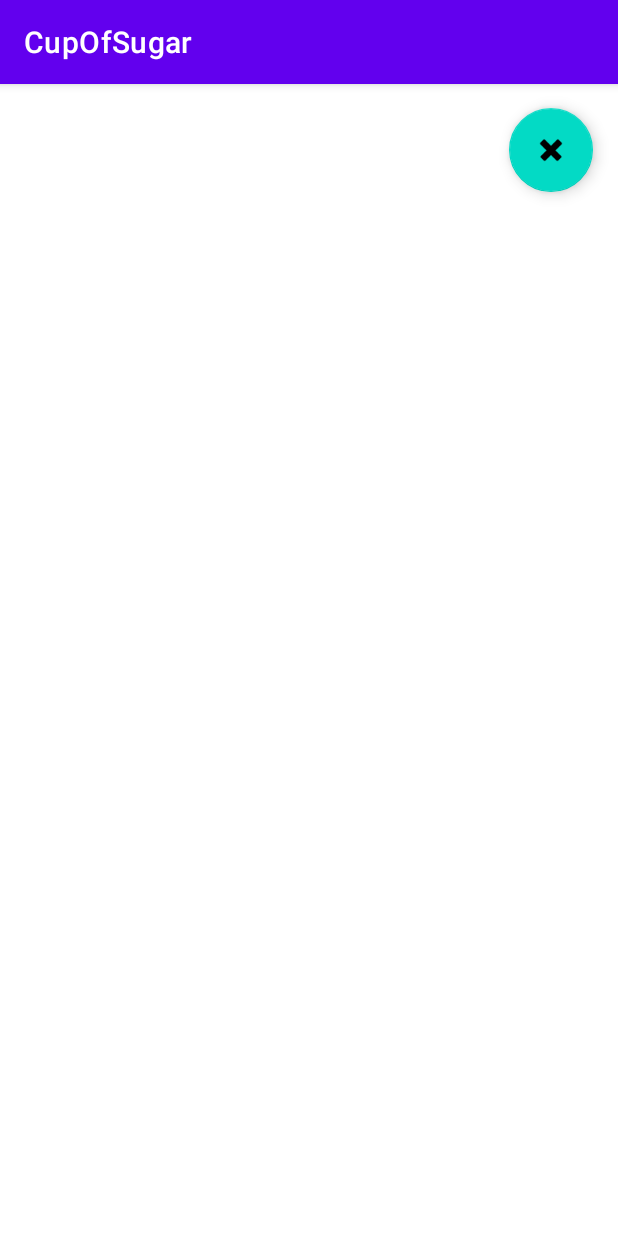
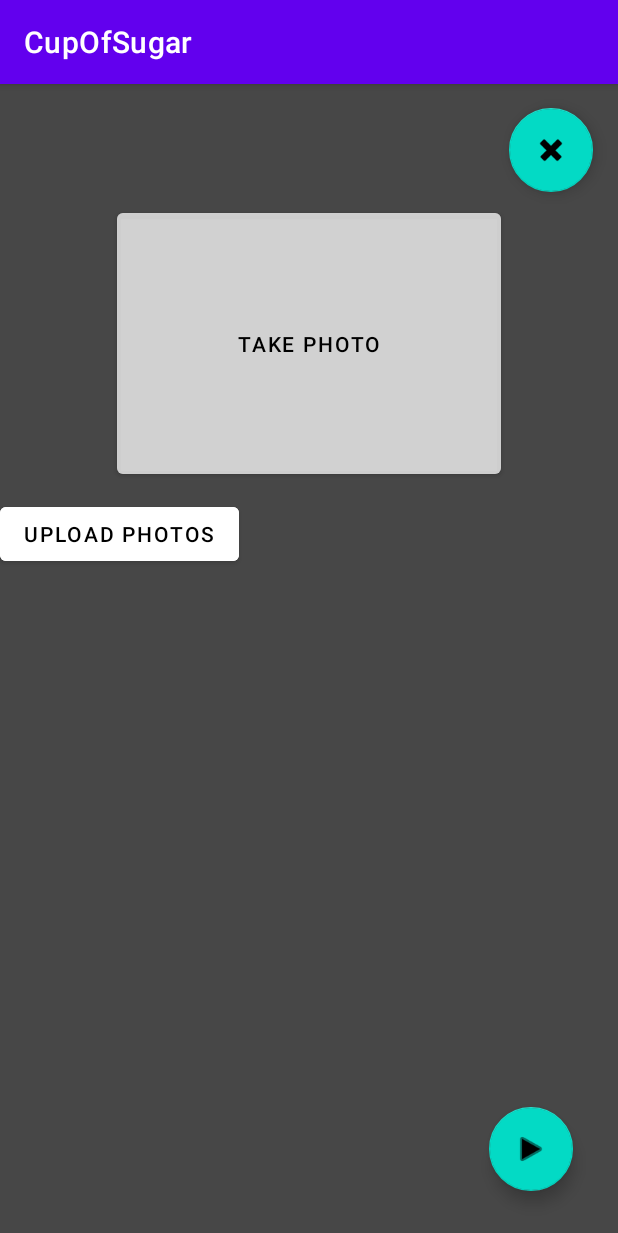
Before and after one commit to sethadre/cup_of_sugar, an Android app: the CreatePostActivity screen opened directly, with no data from a screen before it, on a phone screen of 412 x 824 dp. Shown: the top 1233 px of the screen. Run offline under Robolectric (Android 15) with nearby library versions, the phone set to English and light mode, and no system bars; 1 statement that could not run was skipped.

Commit message:
item post page
created and two buttons added

```diff
--- a/app/src/main/res/layout/activity_create_post.xml
+++ b/app/src/main/res/layout/activity_create_post.xml
@@ -4,6 +4,8 @@
     xmlns:tools="http://schemas.android.com/tools"
     android:layout_width="match_parent"
     android:layout_height="match_parent"
+    android:background="@color/background_grey"
+    android:backgroundTint="@color/background_grey"
     tools:context=".CreatePostActivity">
 
     <com.google.android.material.floatingactionbutton.FloatingActionButton
@@ -18,4 +20,45 @@
         app:layout_constraintTop_toTopOf="parent"
         app:srcCompat="@android:drawable/ic_delete" />
 
+    <Button
+        android:id="@+id/button_upload_photo"
+        android:layout_width="wrap_content"
+        android:layout_height="wrap_content"
+        android:layout_marginTop="10dp"
+        android:backgroundTint="#FFFFFF"
+        android:text="Upload Photos"
+        android:textColor="#000000"
+        app:layout_constraintTop_toBottomOf="@+id/button_take_photo"
+        tools:layout_editor_absoluteX="116dp" />
+
+    <Button
+        android:id="@+id/button_take_photo"
+        android:layout_width="256dp"
+        android:layout_height="186dp"
+        android:layout_marginTop="80dp"
+        android:backgroundTint="#80FFFFFF"
+        android:text="Take Photo"
+        android:textColor="#000000"
+        app:layout_constraintEnd_toEndOf="parent"
+        app:layout_constraintHorizontal_bias="0.5"
+        app:layout_constraintStart_toStartOf="parent"
+        app:layout_constraintTop_toTopOf="parent" />
+
+    <com.google.android.material.floatingactionbutton.FloatingActionButton
+        android:id="@+id/floatingActionButton"
+        android:layout_width="wrap_content"
+        android:layout_height="wrap_content"
+        android:layout_marginStart="307dp"
+        android:layout_marginEnd="30dp"
+        android:layout_marginBottom="30dp"
+        android:clickable="true"
+        app:layout_constraintVertical_weight=".9"
+        app:layout_constraintBottom_toBottomOf="parent"
+        app:layout_constraintEnd_toEndOf="parent"
+        app:layout_constraintHorizontal_bias="1.0"
+        app:layout_constraintStart_toStartOf="parent"
+        app:layout_constraintTop_toTopOf="parent"
+        app:layout_constraintVertical_bias="1.0"
+        app:srcCompat="@android:drawable/ic_media_play" />
+
 </androidx.constraintlayout.widget.ConstraintLayout>
--- a/app/src/main/res/values/colors.xml
+++ b/app/src/main/res/values/colors.xml
@@ -7,4 +7,5 @@
     <color name="teal_700">#FF018786</color>
     <color name="black">#FF000000</color>
     <color name="white">#FFFFFFFF</color>
+    <color name="background_grey">#FF474747</color>
 </resources>
```
Also changed, not shown: app/src/main/res/layout/activity_help.xml (+17 -8 lines), app/src/main/res/layout/activity_item_post.xml (deleted, +0 -137 lines).
